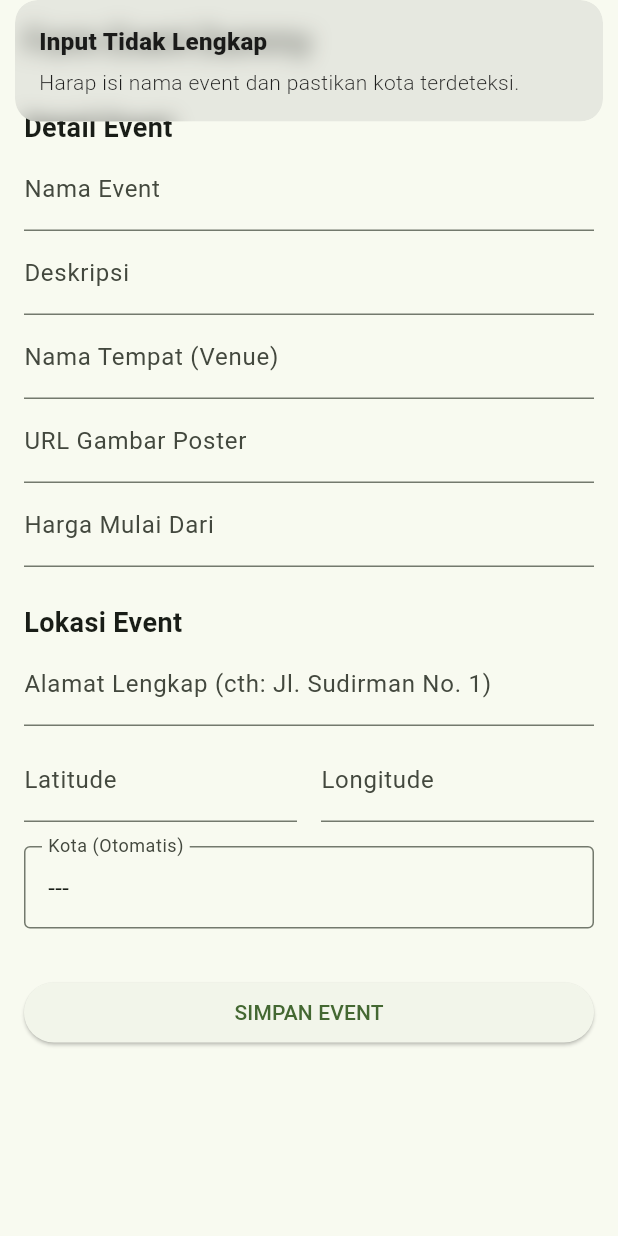
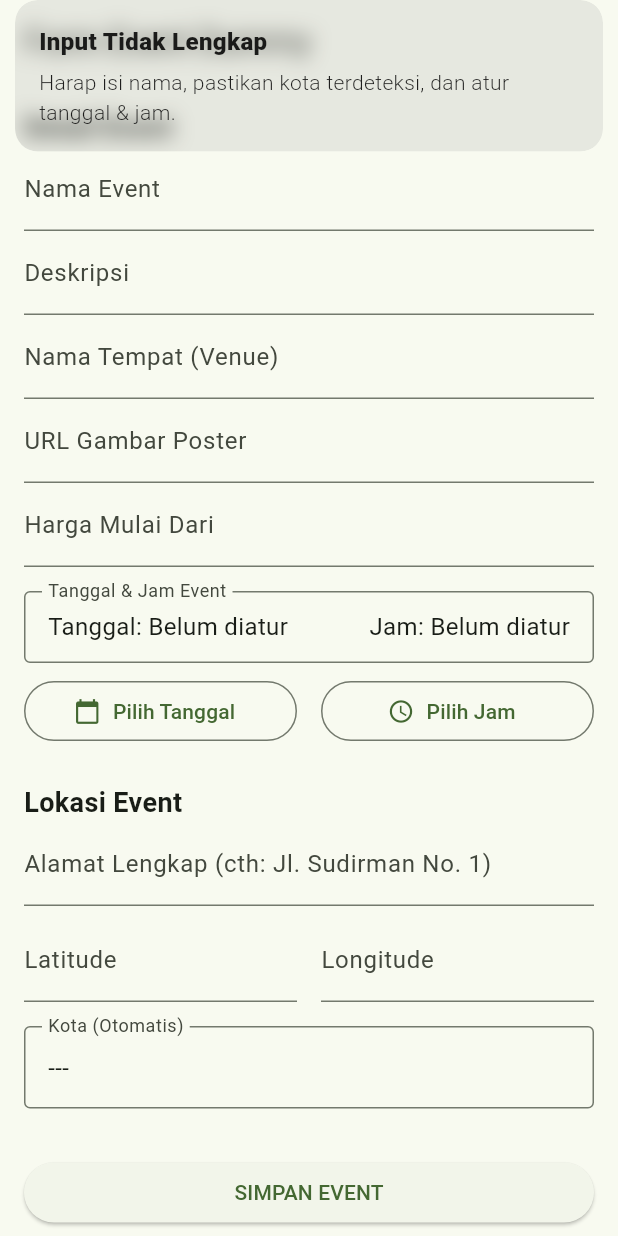
Before and after one commit to reza675/TixCycle, a Flutter app: the screen it shows after launch, after a tap on "SIMPAN EVENT", on a phone screen of 412 x 824 dp. Run offline on Flutter 3.47's test engine with Material 3 defaults, Android fonts, the phone set to English and light mode, and no system bars; our stand-ins replace cloud_firestore, firebase_auth, firebase_core, geocoding, geolocator, get and 1 more; accounts and stored records are empty.

Commit message:
with date and time picker functionality, update validation and UI for event creation

```diff
--- a/lib/test-drive/input_dummy.dart
+++ b/lib/test-drive/input_dummy.dart
@@ -1,5 +1,4 @@
 import 'dart:async';
-
 import 'package:flutter/material.dart';
 import 'package:get/get.dart';
 import 'package:cloud_firestore/cloud_firestore.dart';
@@ -9,8 +8,6 @@ import 'package:tixcycle/services/location_services.dart'; // Asumsikan ini ada
 
 /// Controller untuk mengelola state dan logika form tambah event dummy.
 class DummyEventFormController extends GetxController {
-  // Untuk testing, kita bisa inject repository-nya langsung.
-  // Pastikan Anda sudah mendaftarkan ini di AppBindings Anda.
   final LocationRepository _locationRepository = LocationRepository(LocationServices());
 
   // --- CONTROLLER UNTUK SETIAP TEXTFIELD ---
@@ -25,19 +22,19 @@ class DummyEventFormController extends GetxController {
 
   // --- STATE MANAGEMENT ---
   var isLoading = false.obs;
-  var isFetchingCity = false.obs; // State khusus untuk loading nama kota
-  var autoDetectedCity = '---'.obs; // State untuk menampilkan kota yang terdeteksi
+  var isFetchingCity = false.obs;
+  var autoDetectedCity = '---'.obs;
+
+  // --- STATE BARU UNTUK TANGGAL & JAM ---
+  final Rxn<DateTime> selectedDateTime = Rxn<DateTime>();
 
   @override
   void onInit() {
     super.onInit();
-    // Tambahkan listener dengan debounce pada field latitude dan longitude.
-    // Ini akan memanggil API geocoding hanya setelah pengguna berhenti mengetik.
     latController.addListener(_onCoordinatesChanged);
     longController.addListener(_onCoordinatesChanged);
   }
 
-  // Gunakan debounce untuk mencegah pemanggilan API berlebihan
   final _debouncer = Debouncer(delay: const Duration(milliseconds: 1000));
   void _onCoordinatesChanged() {
     _debouncer.call(() {
@@ -45,8 +42,8 @@ class DummyEventFormController extends GetxController {
     });
   }
 
-  /// Mengambil nama kota berdasarkan input latitude dan longitude.
   Future<void> _fetchCityFromCoordinates() async {
+    // ... (kode ini tetap sama)
     final latText = latController.text;
     final longText = longController.text;
 
@@ -62,7 +59,6 @@ class DummyEventFormController extends GetxController {
 
     try {
       isFetchingCity(true);
-      // Panggil repository untuk melakukan reverse geocoding
       final city = await _locationRepository.fetchCityFromCoordinates(lat, long);
       autoDetectedCity.value = city;
     } catch (e) {
@@ -72,11 +68,61 @@ class DummyEventFormController extends GetxController {
     }
   }
 
+  // --- METODE BARU UNTUK PICKER ---
+
+  /// Menampilkan dialog Date Picker
+  Future<void> pickDate() async {
+    final DateTime? pickedDate = await showDatePicker(
+      context: Get.context!,
+      initialDate: selectedDateTime.value ?? DateTime.now(),
+      firstDate: DateTime.now(), // Mulai dari hari ini
+      lastDate: DateTime.now().add(const Duration(days: 730)), // Maksimal 2 tahun ke depan
+    );
+
+    if (pickedDate != null) {
+      // Jaga jam & menit yang sudah ada (jika ada)
+      final currentDateTime = selectedDateTime.value ?? DateTime.now();
+      selectedDateTime.value = DateTime(
+        pickedDate.year,
+        pickedDate.month,
+        pickedDate.day,
+        currentDateTime.hour,
+        currentDateTime.minute,
+      );
+    }
+  }
+
+  /// Menampilkan dialog Time Picker
+  Future<void> pickTime() async {
+    final TimeOfDay? pickedTime = await showTimePicker(
+      context: Get.context!,
+      initialTime: TimeOfDay.fromDateTime(selectedDateTime.value ?? DateTime.now()),
+    );
+
+    if (pickedTime != null) {
+      // Jaga tanggal yang sudah ada
+      final currentDateTime = selectedDateTime.value ?? DateTime.now();
+      selectedDateTime.value = DateTime(
+        currentDateTime.year,
+        currentDateTime.month,
+        currentDateTime.day,
+        pickedTime.hour,
+        pickedTime.minute,
+      );
+    }
+  }
+
+  // --- METODE SIMPAN DIPERBARUI ---
+
   /// Menyimpan event baru ke Firestore.
   Future<void> simpanEvent() async {
-    // Validasi sederhana
-    if (nameController.text.isEmpty || autoDetectedCity.value.contains('---') || autoDetectedCity.value.contains('Gagal')) {
-      Get.snackbar("Input Tidak Lengkap", "Harap isi nama event dan pastikan kota terdeteksi.");
+    // --- VALIDASI DIPERBARUI ---
+    if (nameController.text.isEmpty ||
+        autoDetectedCity.value.contains('---') ||
+        autoDetectedCity.value.contains('Gagal') ||
+        selectedDateTime.value == null) {
+      Get.snackbar("Input Tidak Lengkap",
+          "Harap isi nama, pastikan kota terdeteksi, dan atur tanggal & jam.");
       return;
     }
 
@@ -91,23 +137,26 @@ class DummyEventFormController extends GetxController {
         name: nameController.text,
         description: descController.text,
         venueName: venueController.text,
-        imageUrl: imageUrlController.text.isNotEmpty ? imageUrlController.text : 'https://placehold.co/600x400?text=Event',
+        imageUrl: imageUrlController.text.isNotEmpty
+            ? imageUrlController.text
+            : 'https://placehold.co/600x400?text=Event',
         startingPrice: startingPrice,
-        date: DateTime.now().add(const Duration(days: 30)), // Tanggal dummy
-        organizerId: "dummy_organizer_123", // ID panitia dummy
 
-        // Data lokasi dari input
+        // --- TANGGAL & JAM DIPERBARUI ---
+        date: selectedDateTime.value!, // Menggunakan tanggal yang dipilih
+
+        organizerId: "dummy_organizer_123",
+
+        // --- LOKASI DIPERBARUI ---
         address: addressController.text,
-        city: autoDetectedCity.value, // Gunakan kota yang terdeteksi otomatis
+        city: autoDetectedCity.value,
         coordinates: GeoPoint(latitude, longitude),
       );
 
-      // Simpan ke Firestore
       await FirebaseFirestore.instance.collection('events').add(eventBaru.toJson());
 
       Get.snackbar("Sukses", "Event dummy berhasil ditambahkan!");
       _clearFields();
-
     } catch (e) {
       Get.snackbar("Error", "Gagal menyimpan event: ${e.toString()}");
     } finally {
@@ -115,6 +164,7 @@ class DummyEventFormController extends GetxController {
     }
   }
 
+  /// Mengosongkan semua field.
   void _clearFields() {
     nameController.clear();
     descController.clear();
@@ -125,11 +175,11 @@ class DummyEventFormController extends GetxController {
     latController.clear();
     longController.clear();
     autoDetectedCity.value = '---';
+    selectedDateTime.value = null; // --- BARU ---
   }
 
   @override
   void onClose() {
-    // Hapus listener untuk mencegah memory leak
     latController.removeListener(_onCoordinatesChanged);
     longController.removeListener(_onCoordinatesChanged);
     _debouncer.cancel();
@@ -143,7 +193,6 @@ class DummyEventFormPage extends StatelessWidget {
 
   @override
   Widget build(BuildContext context) {
-    // Inisialisasi controller saat view dibuat
     final DummyEventFormController controller = Get.put(DummyEventFormController());
 
     return Scaffold(
@@ -160,9 +209,53 @@ class DummyEventFormPage extends StatelessWidget {
             TextField(controller: controller.imageUrlController, decoration: const InputDecoration(labelText: "URL Gambar Poster")),
             TextField(controller: controller.priceController, decoration: const InputDecoration(labelText: "Harga Mulai Dari"), keyboardType: TextInputType.number),
 
+            // --- UI BARU UNTUK TANGGAL & JAM ---
+            const SizedBox(height: 16),
+            Obx(() {
+              // Format tanggal dan jam secara manual agar rapi
+              final dt = controller.selectedDateTime.value;
+              final dateText = dt == null ? 'Belum diatur' : '${dt.day}/${dt.month}/${dt.year}';
+              final timeText = dt == null ? 'Belum diatur' : '${dt.hour.toString().padLeft(2, '0')}:${dt.minute.toString().padLeft(2, '0')}';
+
+              return InputDecorator(
+                decoration: const InputDecoration(
+                  labelText: "Tanggal & Jam Event",
+                  border: OutlineInputBorder(),
+                  contentPadding: EdgeInsets.symmetric(horizontal: 12, vertical: 8),
+                ),
+                child: Row(
+                  mainAxisAlignment: MainAxisAlignment.spaceBetween,
+                  children: [
+                    Text('Tanggal: $dateText', style: const TextStyle(fontSize: 16)),
+                    Text('Jam: $timeText', style: const TextStyle(fontSize: 16)),
+                  ],
+                ),
+              );
+            }),
+            const SizedBox(height: 8),
+            Row(
+              children: [
+                Expanded(
+                  child: OutlinedButton.icon(
+                    icon: const Icon(Icons.calendar_today, size: 18),
+                    label: const Text("Pilih Tanggal"),
+                    onPressed: controller.pickDate,
+                  ),
+                ),
+                const SizedBox(width: 16),
+                Expanded(
+                  child: OutlinedButton.icon(
+                    icon: const Icon(Icons.access_time, size: 18),
+                    label: const Text("Pilih Jam"),
+                    onPressed: controller.pickTime,
+                  ),
+                ),
+              ],
+            ),
+            // --- AKHIR DARI UI BARU ---
+
             const SizedBox(height: 24),
             const Text("Lokasi Event", style: TextStyle(fontSize: 18, fontWeight: FontWeight.bold)),
-
             TextField(controller: controller.addressController, decoration: const InputDecoration(labelText: "Alamat Lengkap (cth: Jl. Sudirman No. 1)")),
             const SizedBox(height: 8),
             Row(
@@ -173,19 +266,17 @@ class DummyEventFormPage extends StatelessWidget {
               ],
             ),
             const SizedBox(height: 16),
-
-            // Tampilan untuk kota yang terdeteksi otomatis
             Obx(() => InputDecorator(
                   decoration: InputDecoration(
                     labelText: "Kota (Otomatis)",
-                    border: OutlineInputBorder(),
-                    contentPadding: EdgeInsets.symmetric(horizontal: 12, vertical: 16),
+                    border: const OutlineInputBorder(),
+                    contentPadding: const EdgeInsets.symmetric(horizontal: 12, vertical: 16),
                   ),
                   child: Row(
                     children: [
-                      Expanded(child: Text(controller.autoDetectedCity.value, style: TextStyle(fontSize: 16))),
+                      Expanded(child: Text(controller.autoDetectedCity.value, style: const TextStyle(fontSize: 16))),
                       if (controller.isFetchingCity.value)
-                        SizedBox(
+                        const SizedBox(
                           height: 20,
                           width: 20,
                           child: CircularProgressIndicator(strokeWidth: 2),
@@ -193,7 +284,6 @@ class DummyEventFormPage extends StatelessWidget {
                     ],
                   ),
                 )),
-
             const SizedBox(height: 32),
             Obx(() => ElevatedButton(
                   onPressed: controller.isLoading.value ? null : controller.simpanEvent,
@@ -208,7 +298,7 @@ class DummyEventFormPage extends StatelessWidget {
   }
 }
 
-
+// Helper class untuk Debouncer
 class Debouncer {
   final Duration delay;
   VoidCallback? _callback;
@@ -217,12 +307,9 @@ class Debouncer {
 
   void call(VoidCallback callback) {
     _callback = callback;
-
     _timer?.cancel();
-
     _timer = Timer(delay, _callback!);
   }
-
 
   void cancel() {
     _timer?.cancel();
```
